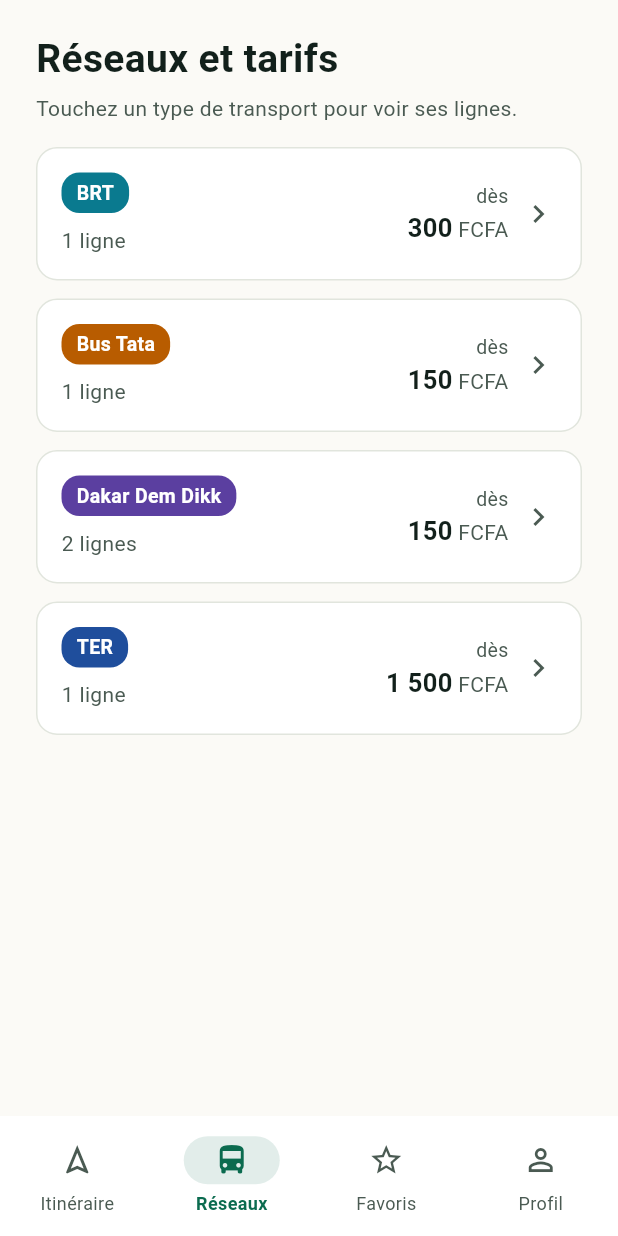
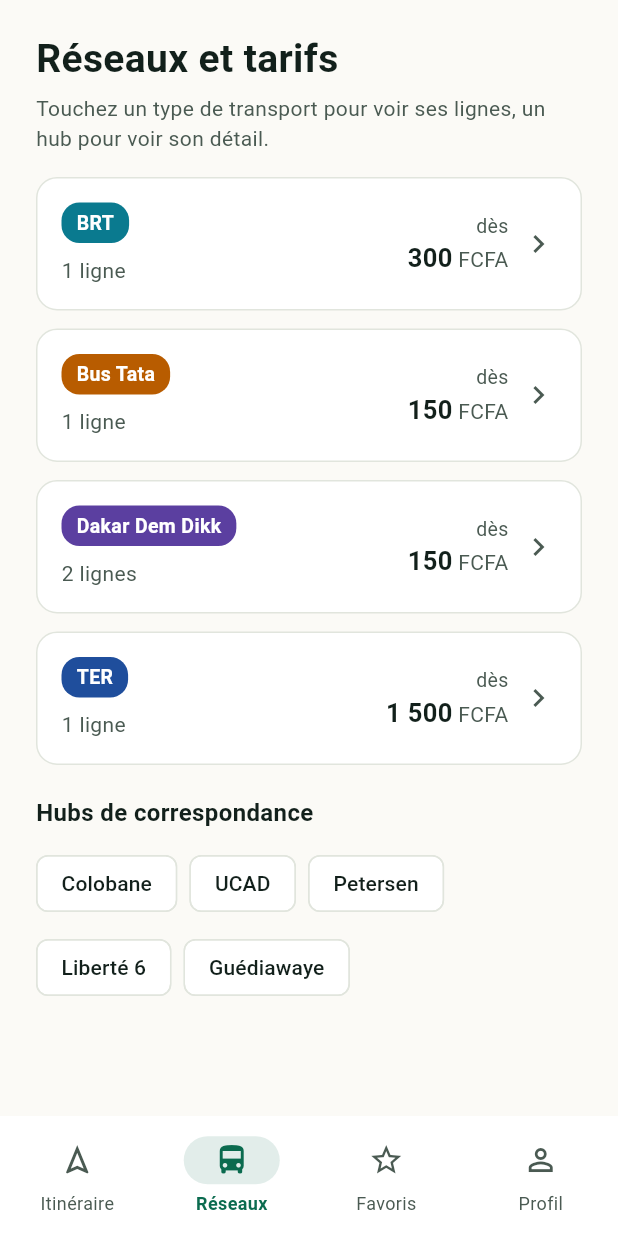
Before and after one commit to ibrahimaNdir/yoon_wi, a Flutter app: the TypesPage screen opened by its route, on a phone screen of 412 x 824 dp. Run offline on Flutter 3.47's test engine with Material 3 defaults, Android fonts, the light colour scheme and no system bars; our stand-ins replace dartz, equatable, flutter_bloc, get_it, go_router, permission_handler and 1 more; accounts and stored records are empty.

Commit message:
feat(hubs): détail d'un hub de correspondance

```diff
--- a/lib/core/router/app_router.dart
+++ b/lib/core/router/app_router.dart
@@ -1,4 +1,5 @@
 import 'package:flutter/material.dart';
+import 'package:yoon_wi/features/hubs/presentation/pages/hub_page.dart';
 import 'package:go_router/go_router.dart';
 import 'package:yoon_wi/core/router/app_shell.dart';
 import 'package:yoon_wi/core/router/route_names.dart';
@@ -25,6 +26,11 @@
       GoRoute(
         path: RouteNames.permissions,
         builder: (context, state) => const PermissionsPage(),
+      ),
+      GoRoute(
+        path: '${RouteNames.hubs}/:id',
+        builder:
+            (context, state) => HubPage(hubId: state.pathParameters['id']!),
       ),
       StatefulShellRoute.indexedStack(
         builder:
--- a/lib/core/router/route_names.dart
+++ b/lib/core/router/route_names.dart
@@ -13,4 +13,7 @@
 
   static String stopsOf(String type, String line) =>
       '${linesOf(type)}/${Uri.encodeComponent(line)}';
+  static const hubs = '/hubs';
+
+  static String hubOf(String id) => '$hubs/${Uri.encodeComponent(id)}';
 }
--- /dev/null
+++ b/lib/features/hubs/data/repositories/hub_repository_impl.dart
@@ -0,0 +1,33 @@
+import 'package:dartz/dartz.dart';
+import 'package:yoon_wi/core/error/exceptions.dart';
+import 'package:yoon_wi/core/error/failures.dart';
+import 'package:yoon_wi/features/hubs/data/datasources/hub_local_datasource.dart';
+import 'package:yoon_wi/features/hubs/domain/entities/hub.dart';
+import 'package:yoon_wi/features/hubs/domain/repositories/hub_repository.dart';
+
+class HubRepositoryImpl implements HubRepository {
+  HubRepositoryImpl(this._local);
+  final HubLocalDataSource _local;
+
+  @override
+  Future<Either<Failure, List<Hub>>> getHubs() async {
+    try {
+      return Right(await _local.getHubs());
+    } on LocalException catch (e) {
+      return Left(LocalFailure(e.message));
+    }
+  }
+
+  @override
+  Future<Either<Failure, Hub>> getHub(String id) async {
+    final result = await getHubs();
+    return result.fold<Either<Failure, Hub>>((failure) => Left(failure), (
+      hubs,
+    ) {
+      for (final hub in hubs) {
+        if (hub.id == id) return Right(hub);
+      }
+      return const Left<Failure, Hub>(NotFoundFailure('Hub introuvable.'));
+    });
+  }
+}
--- /dev/null
+++ b/lib/features/hubs/domain/entities/hub.dart
@@ -0,0 +1,34 @@
+import 'package:equatable/equatable.dart';
+import 'package:yoon_wi/core/constants/transport_mode.dart';
+
+class Transfer extends Equatable {
+  const Transfer({
+    required this.from,
+    required this.to,
+    required this.walkMinutes,
+  });
+
+  final TransportMode from;
+  final TransportMode to;
+  final int walkMinutes;
+
+  @override
+  List<Object> get props => [from, to, walkMinutes];
+}
+
+class Hub extends Equatable {
+  const Hub({
+    required this.id,
+    required this.name,
+    required this.networks,
+    required this.transfers,
+  });
+
+  final String id;
+  final String name;
+  final List<TransportMode> networks;
+  final List<Transfer> transfers;
+
+  @override
+  List<Object> get props => [id, name, networks, transfers];
+}
--- /dev/null
+++ b/lib/features/hubs/domain/repositories/hub_repository.dart
@@ -0,0 +1,8 @@
+import 'package:dartz/dartz.dart';
+import 'package:yoon_wi/core/error/failures.dart';
+import 'package:yoon_wi/features/hubs/domain/entities/hub.dart';
+
+abstract class HubRepository {
+  Future<Either<Failure, List<Hub>>> getHubs();
+  Future<Either<Failure, Hub>> getHub(String id);
+}
--- /dev/null
+++ b/lib/features/hubs/domain/usecases/get_hub.dart
@@ -0,0 +1,13 @@
+import 'package:dartz/dartz.dart';
+import 'package:yoon_wi/core/error/failures.dart';
+import 'package:yoon_wi/core/usecases/usecase.dart';
+import 'package:yoon_wi/features/hubs/domain/entities/hub.dart';
+import 'package:yoon_wi/features/hubs/domain/repositories/hub_repository.dart';
+
+class GetHub extends UseCase<Hub, String> {
+  GetHub(this._repository);
+  final HubRepository _repository;
+
+  @override
+  Future<Either<Failure, Hub>> call(String id) => _repository.getHub(id);
+}
--- /dev/null
+++ b/lib/features/hubs/domain/usecases/get_hubs.dart
@@ -0,0 +1,14 @@
+import 'package:dartz/dartz.dart';
+import 'package:yoon_wi/core/error/failures.dart';
+import 'package:yoon_wi/core/usecases/usecase.dart';
+import 'package:yoon_wi/features/hubs/domain/entities/hub.dart';
+import 'package:yoon_wi/features/hubs/domain/repositories/hub_repository.dart';
+
+class GetHubs extends UseCase<List<Hub>, NoParams> {
+  GetHubs(this._repository);
+  final HubRepository _repository;
+
+  @override
+  Future<Either<Failure, List<Hub>>> call(NoParams params) =>
+      _repository.getHubs();
+}
--- /dev/null
+++ b/lib/features/hubs/presentation/bloc/hubs_cubit.dart
@@ -0,0 +1,19 @@
+import 'package:flutter_bloc/flutter_bloc.dart';
+import 'package:yoon_wi/core/bloc/load_state.dart';
+import 'package:yoon_wi/core/usecases/usecase.dart';
+import 'package:yoon_wi/features/hubs/domain/entities/hub.dart';
+import 'package:yoon_wi/features/hubs/domain/usecases/get_hubs.dart';
+
+class HubsCubit extends Cubit<LoadState<List<Hub>>> {
+  HubsCubit(this._getHubs) : super(const LoadState.loading());
+  final GetHubs _getHubs;
+
+  Future<void> load() async {
+    emit(const LoadState.loading());
+    final result = await _getHubs(const NoParams());
+    result.fold(
+      (failure) => emit(LoadState.failure(failure.message)),
+      (hubs) => emit(LoadState.success(hubs)),
+    );
+  }
+}
--- a/lib/features/networks/presentation/pages/types_page.dart
+++ b/lib/features/networks/presentation/pages/types_page.dart
@@ -4,7 +4,10 @@
 import 'package:yoon_wi/core/bloc/load_state.dart';
 import 'package:yoon_wi/core/di/injection_container.dart';
 import 'package:yoon_wi/core/router/route_names.dart';
+import 'package:yoon_wi/core/theme/app_colors.dart';
 import 'package:yoon_wi/core/theme/app_text_styles.dart';
+import 'package:yoon_wi/features/hubs/domain/entities/hub.dart';
+import 'package:yoon_wi/features/hubs/presentation/bloc/hubs_cubit.dart';
 import 'package:yoon_wi/features/networks/domain/entities/transport_type.dart';
 import 'package:yoon_wi/features/networks/presentation/bloc/types_cubit.dart';
 import 'package:yoon_wi/features/networks/presentation/widgets/transport_type_card.dart';
@@ -17,8 +20,11 @@
 
   @override
   Widget build(BuildContext context) {
-    return BlocProvider(
-      create: (_) => sl<TypesCubit>()..load(),
+    return MultiBlocProvider(
+      providers: [
+        BlocProvider(create: (_) => sl<TypesCubit>()..load()),
+        BlocProvider(create: (_) => sl<HubsCubit>()..load()),
+      ],
       child: Scaffold(
         body: SafeArea(
           child: BlocBuilder<TypesCubit, LoadState<List<TransportType>>>(
@@ -57,7 +63,7 @@
                       ),
                       const SizedBox(height: 8),
                       const Text(
-                        'Touchez un type de transport pour voir ses lignes.',
+                        'Touchez un type de transport pour voir ses lignes, un hub pour voir son détail.',
                         style: AppTextStyles.bodyMuted,
                       ),
                       const SizedBox(height: 16),
@@ -69,6 +75,16 @@
                         ),
                         const SizedBox(height: 12),
                       ],
+                      const SizedBox(height: 8),
+                      Semantics(
+                        header: true,
+                        child: Text(
+                          'Hubs de correspondance',
+                          style: AppTextStyles.h2.copyWith(fontSize: 16),
+                        ),
+                      ),
+                      const SizedBox(height: 12),
+                      const _HubsSection(),
                     ],
                   );
               }
@@ -79,3 +95,38 @@
     );
   }
 }
+
+class _HubsSection extends StatelessWidget {
+  const _HubsSection();
+
+  @override
+  Widget build(BuildContext context) {
+    return BlocBuilder<HubsCubit, LoadState<List<Hub>>>(
+      builder: (context, state) {
+        switch (state.status) {
+          case LoadStatus.loading:
+            return const LoadingSkeleton(height: 44);
+          case LoadStatus.failure:
+            return const Text(
+              'Hubs indisponibles pour le moment.',
+              style: AppTextStyles.bodyMuted,
+            );
+          case LoadStatus.success:
+            return Wrap(
+              spacing: 8,
+              runSpacing: 8,
+              children: [
+                for (final hub in state.data!)
+                  ActionChip(
+                    label: Text(hub.name),
+                    backgroundColor: AppColors.surface,
+                    side: const BorderSide(color: AppColors.line),
+                    onPressed: () => context.push(RouteNames.hubOf(hub.id)),
+                  ),
+              ],
+            );
+        }
+      },
+    );
+  }
+}
```
Also changed, not shown: lib/core/di/injection_container.dart (+17 -0 lines), lib/features/hubs/data/datasources/hub_local_datasource.dart (added, +19 -0 lines), lib/features/hubs/data/models/hub_model.dart (added, +48 -0 lines), lib/features/hubs/presentation/bloc/hub_cubit.dart (added, +18 -0 lines), lib/features/hubs/presentation/pages/hub_page.dart (added, +141 -0 lines), lib/features/hubs/presentation/widgets/transfer_walk_tile.dart (added, +50 -0 lines), 1 other file.
